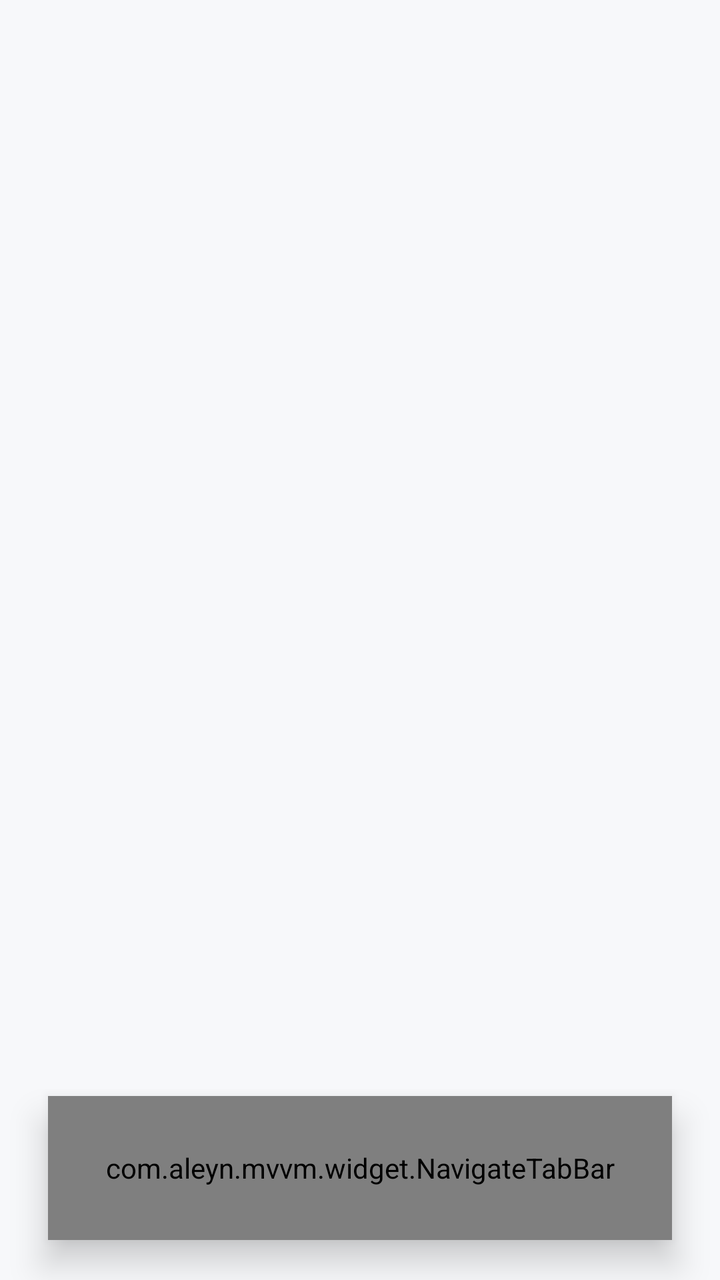
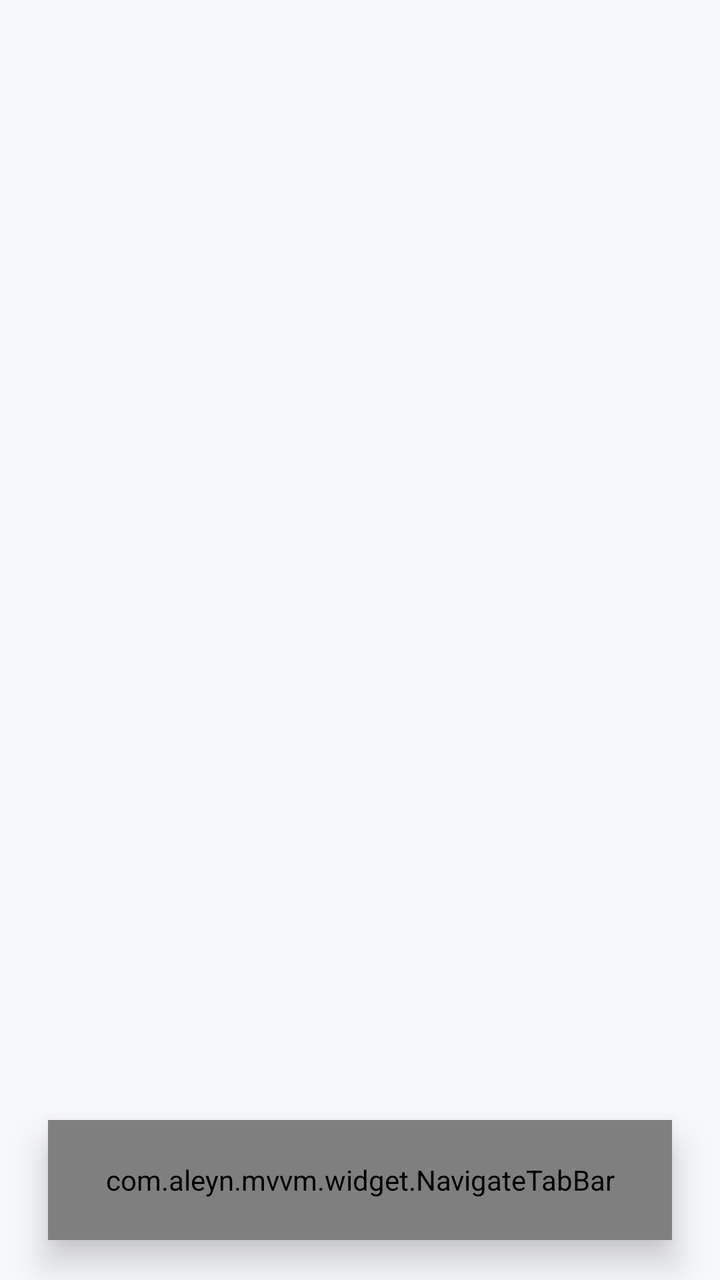

Screens rendered from an Android XML layout before and after an edit, with the pre-edit source and the edit as a unified diff.
<!-- AndroidManifest.xml: application theme AppTheme -->
<!-- res/layout/activity_main.xml -->
<?xml version="1.0" encoding="utf-8"?>
<FrameLayout xmlns:android="http://schemas.android.com/apk/res/android"
    xmlns:app="http://schemas.android.com/apk/res-auto"
    android:layout_width="match_parent"
    android:layout_height="match_parent"
    android:background="@color/color_f7f8fa"
    android:fitsSystemWindows="true">

    <FrameLayout
        android:id="@+id/container"
        android:layout_width="match_parent"
        android:layout_height="match_parent"
        android:paddingBottom="100dp" />

    <com.aleyn.mvvm.widget.NavigateTabBar
        android:id="@+id/bottom_navigation"
        android:layout_width="match_parent"
        android:layout_height="72dp"
        android:layout_gravity="bottom"
        android:layout_marginStart="24dp"
        android:layout_marginEnd="24dp"
        android:layout_marginBottom="20dp"
        android:background="@drawable/bg_home_bottom_navigation"
        android:elevation="10dp"
        android:gravity="center_vertical"
        app:containerId="@id/container"
        app:navigateTabSelectedTextColor="@color/color_004098"
        app:navigateTabTextColor="@color/color_454558" />

</FrameLayout>
<!-- resources referenced by this layout -->
<resources>
  <color name="color_004098">#004098</color>
  <color name="color_454558">#454558</color>
  <color name="color_f7f8fa">#F7F8FA</color>
  <!-- drawable bg_home_bottom_navigation (drawable) -->
  <shape xmlns:android="http://schemas.android.com/apk/res/android"
          android:shape="rectangle">
      <solid android:color="@color/color_ffffff" />
      <corners android:radius="36dp" />
  </shape>
  <style name="AppTheme" parent="Theme.AppCompat.Light.NoActionBar">
          
          <item name="colorPrimary">@color/color_008577</item>
          <item name="colorPrimaryDark">@color/color_00574b</item>
          <item name="colorAccent">@color/color_d81b60</item>
      </style>
  <color name="color_ffffff">#FFFFFF</color>
  <color name="color_008577">#008577</color>
  <color name="color_00574b">#00574B</color>
  <color name="color_d81b60">#D81B60</color>
</resources>

<!-- the commit's change to res/layout/activity_main.xml (unified diff, before → after) -->
@@ -1,30 +1,30 @@
 <?xml version="1.0" encoding="utf-8"?>
 <FrameLayout xmlns:android="http://schemas.android.com/apk/res/android"
-    xmlns:app="http://schemas.android.com/apk/res-auto"
-    android:layout_width="match_parent"
-    android:layout_height="match_parent"
-    android:background="@color/color_f7f8fa"
-    android:fitsSystemWindows="true">
+        xmlns:app="http://schemas.android.com/apk/res-auto"
+        android:layout_width="match_parent"
+        android:layout_height="match_parent"
+        android:background="@color/color_f7f8fa"
+        android:fitsSystemWindows="true">
 
     <FrameLayout
-        android:id="@+id/container"
-        android:layout_width="match_parent"
-        android:layout_height="match_parent"
-        android:paddingBottom="100dp" />
+            android:id="@+id/container"
+            android:layout_width="match_parent"
+            android:layout_height="match_parent"
+            android:paddingBottom="100dp" />
 
     <com.aleyn.mvvm.widget.NavigateTabBar
-        android:id="@+id/bottom_navigation"
-        android:layout_width="match_parent"
-        android:layout_height="72dp"
-        android:layout_gravity="bottom"
-        android:layout_marginStart="24dp"
-        android:layout_marginEnd="24dp"
-        android:layout_marginBottom="20dp"
-        android:background="@drawable/bg_home_bottom_navigation"
-        android:elevation="10dp"
-        android:gravity="center_vertical"
-        app:containerId="@id/container"
-        app:navigateTabSelectedTextColor="@color/color_004098"
-        app:navigateTabTextColor="@color/color_454558" />
+            android:id="@+id/bottom_navigation"
+            android:layout_width="match_parent"
+            android:layout_height="60dp"
+            android:layout_gravity="bottom"
+            android:layout_marginStart="24dp"
+            android:layout_marginEnd="24dp"
+            android:layout_marginBottom="20dp"
+            android:background="@drawable/bg_home_bottom_navigation"
+            android:gravity="center_vertical"
+            app:containerId="@id/container"
+            android:elevation="10dp"
+            app:navigateTabSelectedTextColor="@color/color_004098"
+            app:navigateTabTextColor="@color/color_454558" />
 
 </FrameLayout>
